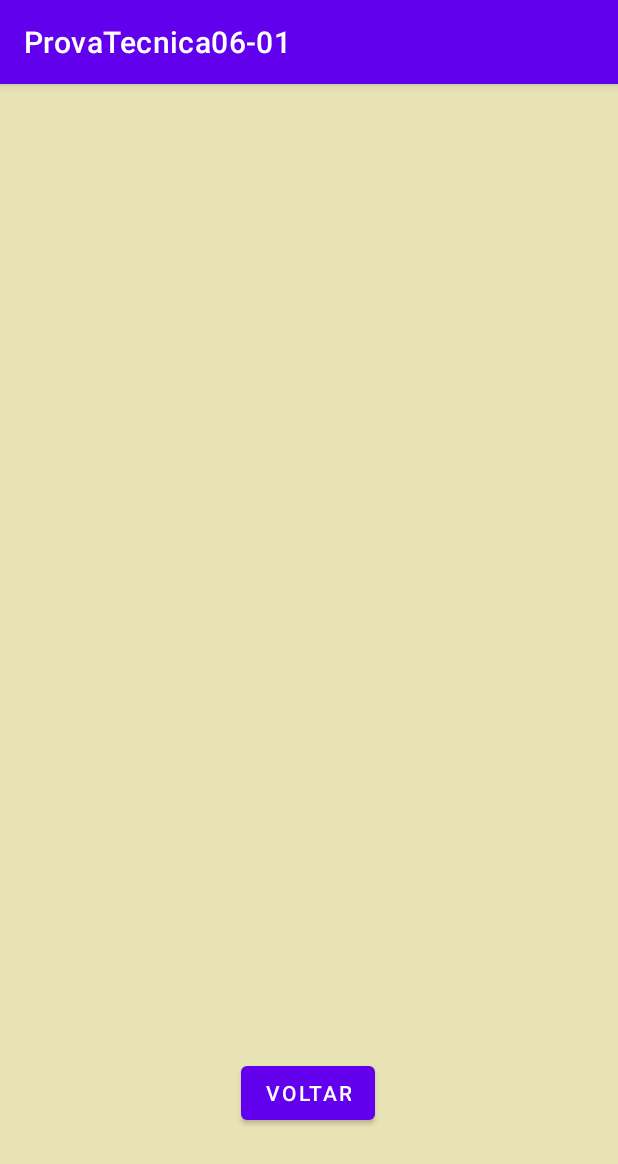
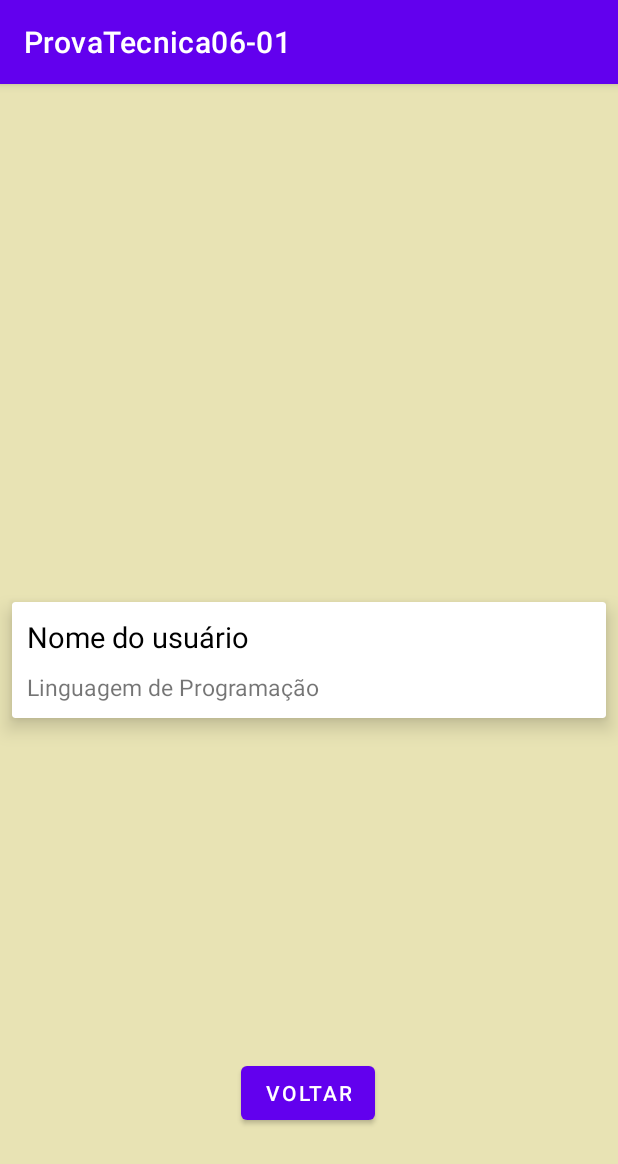
Before and after one commit to BrunoSA89/Prova-06-01, an Android app: the ListaReceita screen opened through its navigation route, on a phone screen of 412 x 824 dp. Shown: the top 1164 px of the screen. Run offline under Robolectric (Android 15) with nearby library versions, the phone set to English and light mode, and no system bars.

Commit message:
Recycler Em andamento

```diff
--- a/app/src/main/res/layout/lista_de_receita.xml
+++ b/app/src/main/res/layout/lista_de_receita.xml
@@ -6,11 +6,68 @@
     android:layout_height="match_parent"
     android:background="@color/minha"
     tools:layout_editor_absoluteX="0dp"
-    tools:layout_editor_absoluteY="274dp">
+    tools:layout_editor_absoluteY="274dp"
+    android:id="@+id/receita.receita">
 
-    <androidx.recyclerview.widget.RecyclerView
+    <androidx.cardview.widget.CardView
+        app:cardUseCompatPadding="true"
         android:layout_width="match_parent"
-        android:layout_height="match_parent"/>
+        android:layout_height="wrap_content"
+        app:cardCornerRadius="2dp"
+        app:cardElevation="8dp"
+        app:cardPreventCornerOverlap="false"
+        app:layout_constraintBottom_toBottomOf="parent"
+        app:layout_constraintEnd_toEndOf="parent"
+        app:layout_constraintStart_toStartOf="parent"
+        app:layout_constraintTop_toTopOf="parent">
+
+        <androidx.constraintlayout.widget.ConstraintLayout
+            android:layout_width="match_parent"
+            android:layout_height="wrap_content">
+
+            <ImageView
+                android:id="@+id/image"
+                android:layout_width="match_parent"
+                android:layout_height="0dp"
+                android:layout_margin="0dp"
+                android:adjustViewBounds="true"
+                android:padding="0dp"
+                android:scaleType="fitXY"
+                app:layout_constraintLeft_toLeftOf="parent"
+                app:layout_constraintRight_toRightOf="parent"
+                app:layout_constraintTop_toTopOf="parent"/>
+
+            <LinearLayout
+                android:id="@+id/container"
+                android:layout_width="match_parent"
+                android:layout_height="wrap_content"
+                android:orientation="vertical"
+                android:padding="10dp"
+                app:layout_constraintBottom_toBottomOf="parent"
+                app:layout_constraintLeft_toLeftOf="parent"
+                app:layout_constraintRight_toRightOf="parent"
+                app:layout_constraintTop_toBottomOf="@id/image">
+
+
+                <TextView
+                    android:id="@+id/name"
+                    android:layout_width="match_parent"
+                    android:layout_height="wrap_content"
+                    android:text="Nome do usuário"
+                    android:textColor="#000"
+                    android:textSize="19sp" />
+
+                <TextView
+                    android:id="@+id/language"
+                    android:layout_width="match_parent"
+                    android:layout_height="wrap_content"
+                    android:layout_marginTop="10dp"
+                    android:text="Linguagem de Programação"
+                    android:textSize="15sp" />
+
+            </LinearLayout>
+        </androidx.constraintlayout.widget.ConstraintLayout>
+    </androidx.cardview.widget.CardView>
 
     <Button
         android:id="@+id/buttonListaBack"
@@ -23,4 +80,5 @@
         app:layout_constraintStart_toStartOf="parent"
         app:layout_constraintTop_toTopOf="parent"
         app:layout_constraintVertical_bias="0.901" />
+
 </androidx.constraintlayout.widget.ConstraintLayout>
```
Also changed, not shown: app/src/main/java/com/example/provatecnica06_01/Model/DataSource.kt (+65 -35 lines), app/src/main/java/com/example/provatecnica06_01/Model/Models.kt (deleted, +0 -10 lines), app/src/main/java/com/example/provatecnica06_01/Model/Profile.kt (added, +10 -0 lines), app/src/main/java/com/example/provatecnica06_01/Model/ProfileAdapter.kt (+14 -18 lines).
